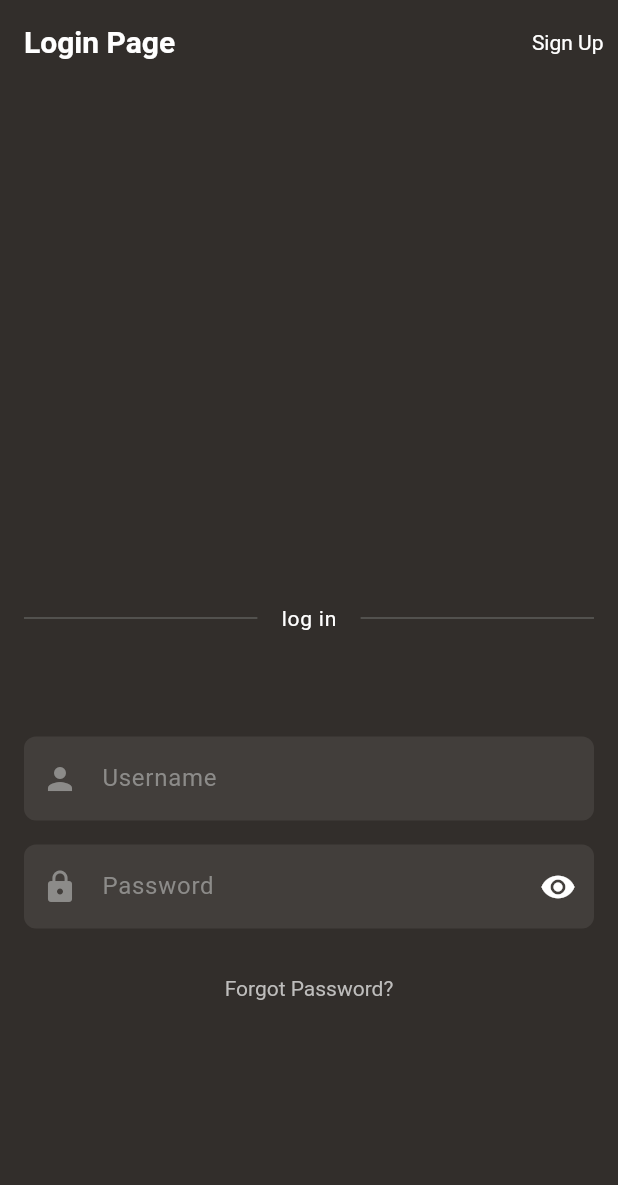
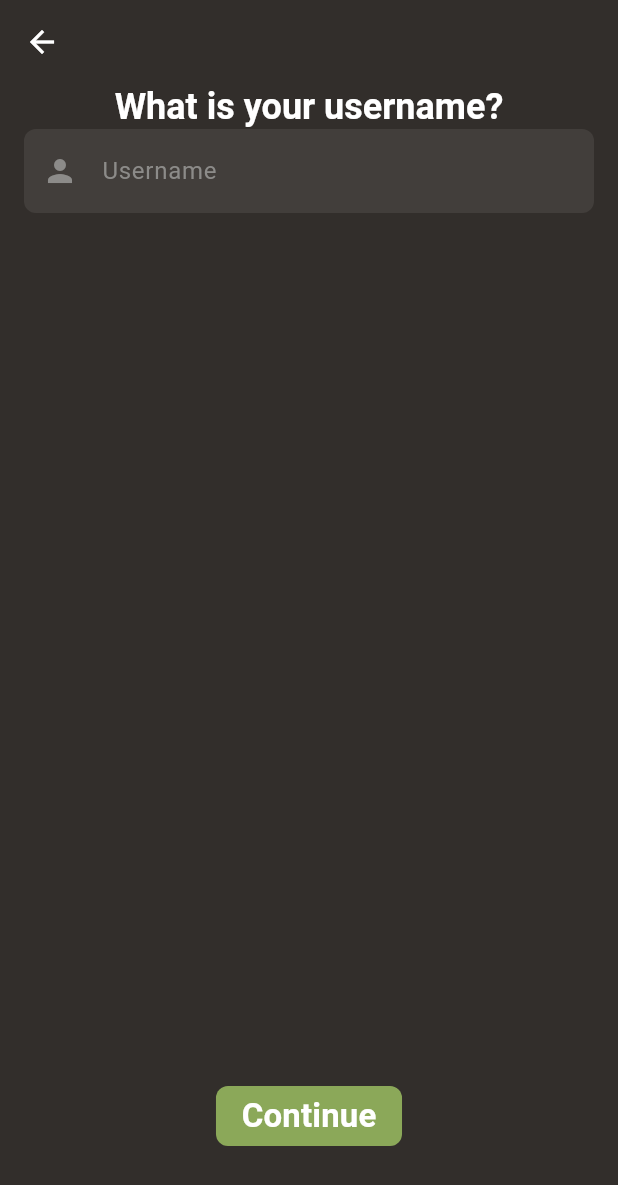
Before and after one commit to MeowKyWay/GoGoGame, a Flutter app: the screen it shows after launch, after a tap on "Sign Up", on a phone screen of 412 x 824 dp. Shown: the top 1185 px of the screen. Run offline on Flutter 3.47's test engine with Material 3 defaults, Android fonts, the phone set to English and light mode, and no system bars; our stand-ins replace flutter_riverpod, flutter_secure_storage, gap; missing offline and left inert: dart_jsonwebtoken.

Commit message:
Add register page

```diff
--- a/frontend/lib/core/themes/app_theme.dart
+++ b/frontend/lib/core/themes/app_theme.dart
@@ -76,6 +76,8 @@ class AppTheme {
   }
 
   static TextTheme textTheme = TextTheme(
+    headlineLarge: TextStyle(fontSize: 24, fontWeight: FontWeight.w700),
+
     labelLarge: TextStyle(fontSize: 22, fontWeight: FontWeight.w700),
     labelSmall: TextStyle(fontSize: 14, fontWeight: FontWeight.w400),
   );
--- a/frontend/lib/pages/auth/login_page/login_page.dart
+++ b/frontend/lib/pages/auth/login_page/login_page.dart
@@ -2,6 +2,7 @@ import 'package:flutter/material.dart';
 import 'package:flutter_riverpod/flutter_riverpod.dart';
 import 'package:gap/gap.dart';
 import 'package:gogogame_frontend/pages/auth/login_page/login_form.dart';
+import 'package:gogogame_frontend/pages/auth/register_pages/register_page.dart';
 import 'package:gogogame_frontend/widget/text_divider.dart';
 
 class LoginPage extends ConsumerStatefulWidget {
@@ -16,12 +17,13 @@ class _LoginPageState extends ConsumerState<LoginPage> {
   Widget build(BuildContext context) {
     return Scaffold(
       appBar: AppBar(
-        title: Text('Login Page'),
         backgroundColor: Colors.transparent,
         actions: [
           TextButton(
             onPressed: () {
-              throw UnimplementedError();
+              Navigator.of(context).push(
+                MaterialPageRoute(builder: (context) => const RegisterPage()),
+              );
             },
             child: Text('Sign Up'),
           ),
@@ -31,7 +33,7 @@ class _LoginPageState extends ConsumerState<LoginPage> {
         padding: const EdgeInsets.symmetric(horizontal: 16.0),
         child: Column(
           children: [
-            Flexible(flex: 1, child: Container()),
+            Flexible(flex: 1, child: Center(child: Text('logo'))),
             TextDivider(text: 'log in'),
             LoginForm(),
             Gap(56),
--- /dev/null
+++ b/frontend/lib/pages/auth/register_pages/register_page.dart
@@ -0,0 +1,21 @@
+import 'dart:developer';
+
+import 'package:flutter/material.dart';
+import 'package:gogogame_frontend/pages/auth/register_pages/username_page.dart';
+
+class RegisterPage extends StatefulWidget {
+  const RegisterPage({super.key});
+
+  @override
+  State<RegisterPage> createState() => _RegisterPageState();
+}
+
+class _RegisterPageState extends State<RegisterPage> {
+  final _usernameController = TextEditingController();
+  final _passwordController = TextEditingController();
+
+  @override
+  Widget build(BuildContext context) {
+    return UsernamePage();
+  }
+}
--- /dev/null
+++ b/frontend/lib/pages/auth/register_pages/username_page.dart
@@ -0,0 +1,39 @@
+import 'package:flutter/material.dart';
+import 'package:gap/gap.dart';
+import 'package:gogogame_frontend/core/extensions/build_context_extension.dart';
+
+class UsernamePage extends StatelessWidget {
+  const UsernamePage({super.key});
+
+  @override
+  Widget build(BuildContext context) {
+    return Scaffold(
+      appBar: AppBar(backgroundColor: Colors.transparent),
+      body: Padding(
+        padding: const EdgeInsets.symmetric(horizontal: 16.0),
+        child: Column(
+          children: [
+            Text(
+              'What is your username?',
+              style: context.textTheme.headlineLarge,
+            ),
+            TextField(
+              decoration: InputDecoration(
+                prefixIcon: Icon(Icons.person),
+                hintText: 'Username',
+              ),
+            ),
+            Spacer(),
+            FilledButton(
+              onPressed: () {
+                throw UnimplementedError();
+              },
+              child: const Text('Continue'),
+            ),
+            Gap(56),
+          ],
+        ),
+      ),
+    );
+  }
+}
```
